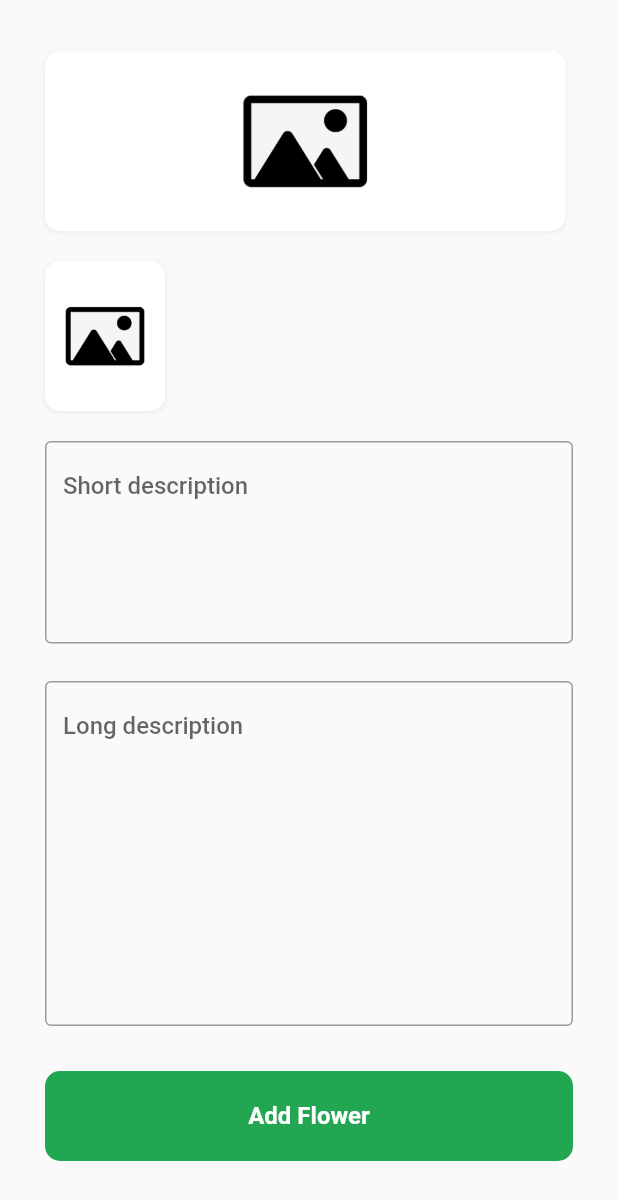
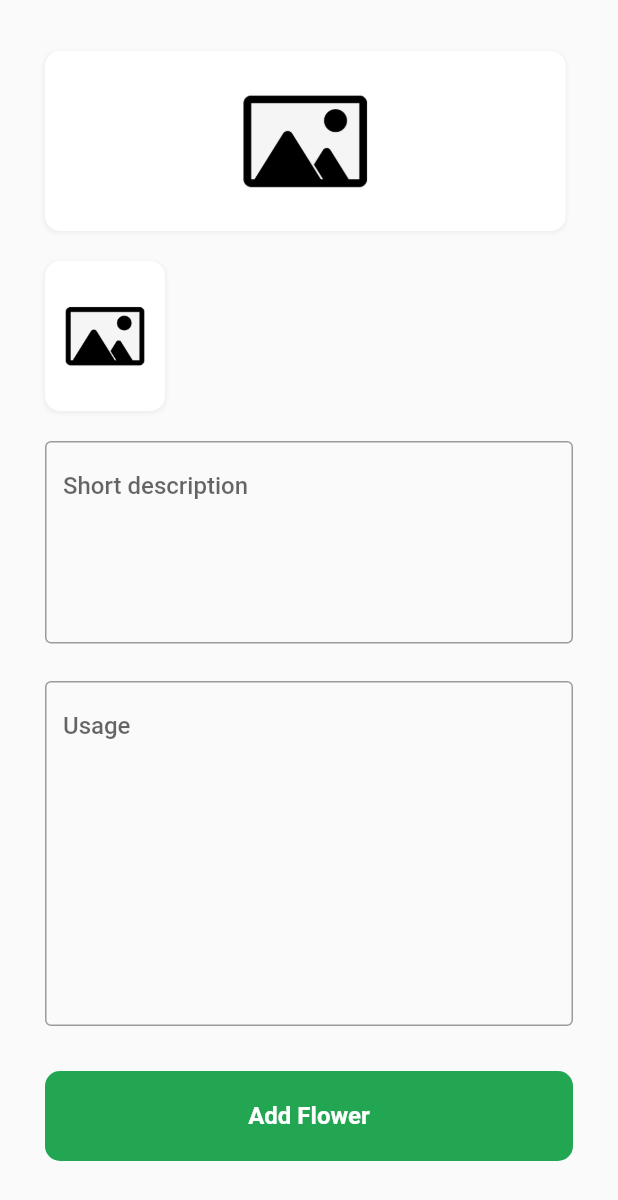
Before and after one commit to samesh97/Flower-app, a Flutter app: the InsertView screen opened directly, scrolled down 446 dp, on a phone screen of 412 x 824 dp. Shown: the top 1200 px of the screen. Run offline on Flutter 3.47's test engine with Material 2 defaults, Android fonts, the phone set to English and light mode, and no system bars; our stand-ins replace cloud_firestore, firebase_core, firebase_storage, flutter_colorpicker, flutter_styled_toast, image_picker; accounts and stored records are empty.

Commit message:
error fixes

```diff
--- a/lib/database/dataHandler.dart
+++ b/lib/database/dataHandler.dart
@@ -72,30 +72,30 @@ class DBHandler
 
      return downloadUrl;
    }
-   Future<bool> insertDocument(File preview,List<File> images,List<String> colors,String name,String sname,String family,String genus,String short_desc,String long_desc) async
+   Future<bool> insertDocument(File preview,List<File> images,List<String> colors,String name,String sname,String family,String genus,String short_desc,String usage) async
    {
 
      String previewImageLink = await uploadImage(preview);
 
      List<String> uploadedImageLinks = [];
 
-     //remove sample first element
-     images.removeAt(0);
 
      for(File f in images)
      {
-        String link = await uploadImage(f);
-        uploadedImageLinks.add(link);
+       if(f.path.isNotEmpty)
+       {
+         String link = await uploadImage(f);
+         uploadedImageLinks.add(link);
+       }
+
      }
 
-
-     //remove first sample color
-     colors.removeAt(0);
 
       List<dynamic> dcolors  = [];
       for(String c in colors)
       {
-        dcolors.add(c);
+        if(c.isNotEmpty)
+          dcolors.add(c);
       }
 
       Map<String, dynamic> flower = <String, dynamic>{
@@ -106,7 +106,7 @@ class DBHandler
         'family' : family,
         'genus' : genus,
         'short_desc' : short_desc,
-        'long_desc' : long_desc,
+        'usage' : usage,
         'images' : uploadedImageLinks
 
       };
@@ -118,7 +118,8 @@ class DBHandler
            .collection(COLLECTION_NAME).add(flower);
 
        return true;
-     } on Exception catch (e)
+     }
+     on Exception catch (e)
      {
         return false;
      }
--- a/lib/pages/insertFlower.dart
+++ b/lib/pages/insertFlower.dart
@@ -28,7 +28,7 @@ class _InsertState extends State<InsertView>
   TextEditingController familyController = new TextEditingController();
   TextEditingController genusController = new TextEditingController();
   TextEditingController short_descController = new TextEditingController();
-  TextEditingController long_descController = new TextEditingController();
+  TextEditingController usage_descController = new TextEditingController();
 
 
   @override
@@ -213,13 +213,13 @@ class _InsertState extends State<InsertView>
               width: MediaQuery.of(context).size.width,
               child: TextField(
 
-                controller: long_descController,
+                controller: usage_descController,
                 minLines: 10,
                 maxLines: 10,
                 decoration: InputDecoration(
                     border: OutlineInputBorder(),
 
-                    hintText: 'Long description',
+                    hintText: 'Usage',
                     hintStyle: TextStyle(fontWeight: FontWeight.w500)
                 ),
               ),
@@ -349,7 +349,7 @@ class _InsertState extends State<InsertView>
     String family = familyController.text;
     String genus = genusController.text;
     String short_desc = short_descController.text;
-    String long_desc = long_descController.text;
+    String usage = usage_descController.text;
 
 
     if(name.isEmpty)
@@ -393,9 +393,9 @@ class _InsertState extends State<InsertView>
       showToasts('Please fill the short description');
       return;
     }
-    if(long_desc.isEmpty)
+    if(usage.isEmpty)
     {
-      showToasts('Please fill the long description');
+      showToasts('Please fill the usages');
       return;
     }
 
@@ -407,7 +407,7 @@ class _InsertState extends State<InsertView>
 
 
 
-    DBHandler().insertDocument(previewImageFile, files, colorList, name, sname, family, genus, short_desc, long_desc).then((bool isSuccess) => {
+    DBHandler().insertDocument(previewImageFile, files, colorList, name, sname, family, genus, short_desc, usage).then((bool isSuccess) => {
 
       finalize(isSuccess)
 
--- a/lib/pages/searchView.dart
+++ b/lib/pages/searchView.dart
@@ -1,7 +1,7 @@
 import 'package:flora_sense/models/Flower.dart';
 import 'package:flutter/cupertino.dart';
 import 'package:flutter/material.dart';
-import 'package:image_picker/image_picker.dart';
+import 'package:flutter_styled_toast/flutter_styled_toast.dart';
 import 'ListTile.dart';
 import '../database/dataHandler.dart';
 import 'insertFlower.dart';
@@ -162,6 +162,7 @@ class _DashboardState extends State<Dashboard>
       if(value)
       {
         loadData();
+        showToast('Successfully inserted the flower!',context:context);
       }
   }
 }
```
